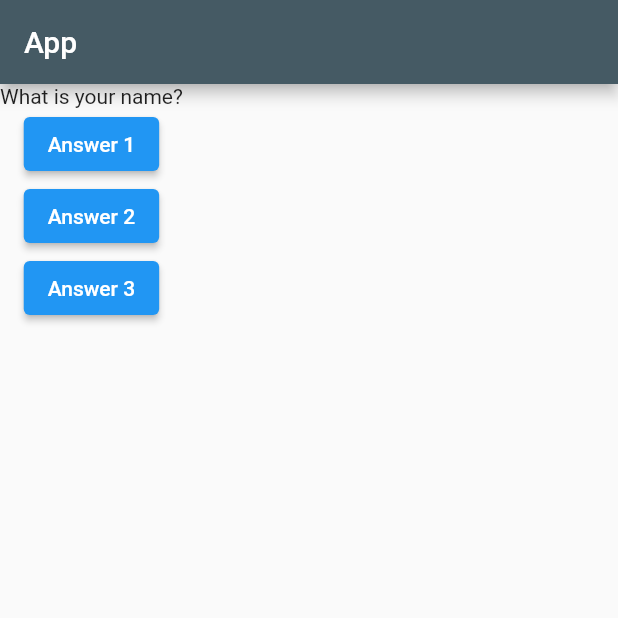
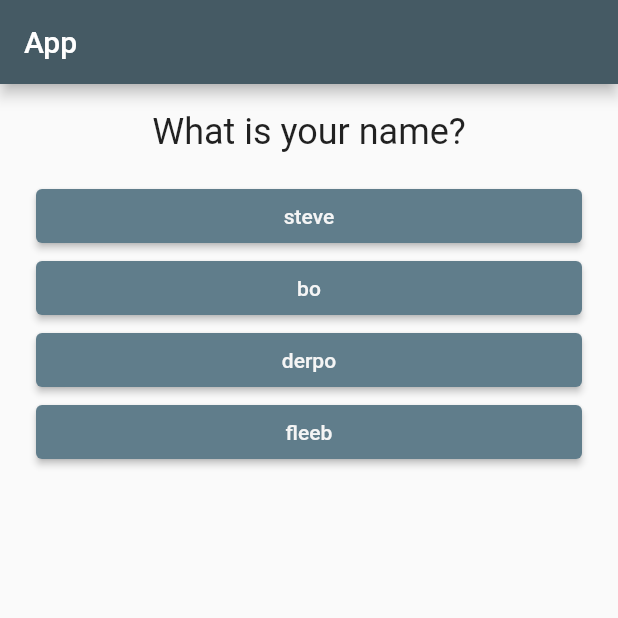
Before and after one commit to AlecGrey/flutter-practice, a Flutter app: the screen it shows after launch, on a phone screen of 412 x 824 dp, the top half of it. Run offline on Flutter 3.47's test engine with Material 2 defaults, Android fonts, the phone set to English and light mode, and no system bars.

Commit message:
created answer/question widgets, data structure for questions and answer options

```diff
--- /dev/null
+++ b/lib/answer.dart
@@ -0,0 +1,32 @@
+import 'package:flutter/material.dart';
+
+class Answer extends StatelessWidget {
+  final Function selectHandler;
+  final String answerText;
+
+  Answer(this.selectHandler, this.answerText);
+
+  @override
+  Widget build(BuildContext context) {
+    return Container(
+      width: double.infinity,
+      margin: EdgeInsets.only(
+        left: 24,
+        right: 24,
+        top: 0,
+        bottom: 0,
+      ),
+      child: ElevatedButton(
+        style: ElevatedButton.styleFrom(
+          primary: Colors.blueGrey,
+        ),
+        child: Text(
+          answerText,
+          textAlign: TextAlign.center,
+          style: TextStyle(color: Colors.grey[100]),
+        ),
+        onPressed: selectHandler,
+      ),
+    );
+  }
+}
--- a/lib/main.dart
+++ b/lib/main.dart
@@ -1,20 +1,47 @@
+// packages
 import 'package:flutter/material.dart';
+// widgets
+import './question.dart';
+import './answer.dart';
 
 void main() => runApp(MyApp());
 
-class MyApp extends StatelessWidget {
-  var index = 0;
+class MyApp extends StatefulWidget {
+  @override
+  State<StatefulWidget> createState() {
+    return _MyAppState();
+  }
+}
 
-  void answerQuestion() {
-    print('answer chosen!');
-    print(index);
-    index++;
+class _MyAppState extends State<MyApp> {
+  var _index = 0;
+
+  void _answerQuestion() {
+    print(_index);
+    if (_index == _questions.length - 1)
+      setState(() => _index = 0);
+    else
+      setState(() => _index++);
   }
 
-  static const questions = [
-    "What is your name?",
-    "What is your quest?"
-        "What is your favorite color?"
+  static const _questions = [
+    {
+      'questionText': "What is your name?",
+      'answers': ['steve', 'bo', 'derpo', 'fleeb'],
+    },
+    {
+      'questionText': "What is your quest?",
+      'answers': [
+        'To find the Holy Grail',
+        'Measure the airspeed velocity of an African Swallow',
+        'To bring a shrubbery',
+        'To bravely run away'
+      ],
+    },
+    {
+      'questionText': "What is your favorite color?",
+      'answers': ['Blue', 'Green', 'Fuchsia', 'Yellow'],
+    }
   ];
 
   @override
@@ -29,19 +56,12 @@ class MyApp extends StatelessWidget {
           ),
           body: Column(
             children: [
-              Text(questions[0]),
-              ElevatedButton(
-                child: Text('Answer 1'),
-                onPressed: answerQuestion,
+              Question(
+                _questions[_index]['questionText'],
               ),
-              ElevatedButton(
-                child: Text('Answer 2'),
-                onPressed: answerQuestion,
-              ),
-              ElevatedButton(
-                child: Text('Answer 3'),
-                onPressed: answerQuestion,
-              ),
+              ...(_questions[_index]['answers'] as List<String>).map((answer) {
+                return Answer(_answerQuestion, answer);
+              }).toList()
             ],
           )),
     );
--- /dev/null
+++ b/lib/question.dart
@@ -0,0 +1,20 @@
+import 'package:flutter/material.dart';
+
+class Question extends StatelessWidget {
+  final String questionText;
+
+  Question(this.questionText);
+
+  @override
+  Widget build(BuildContext context) {
+    return Container(
+      width: double.infinity,
+      margin: EdgeInsets.all(18),
+      child: Text(
+        questionText,
+        style: TextStyle(fontSize: 24),
+        textAlign: TextAlign.center,
+      ),
+    );
+  }
+}
```
